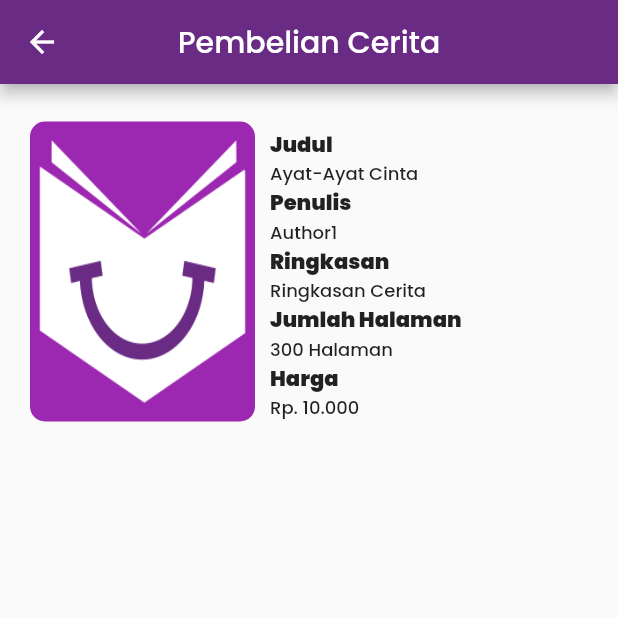
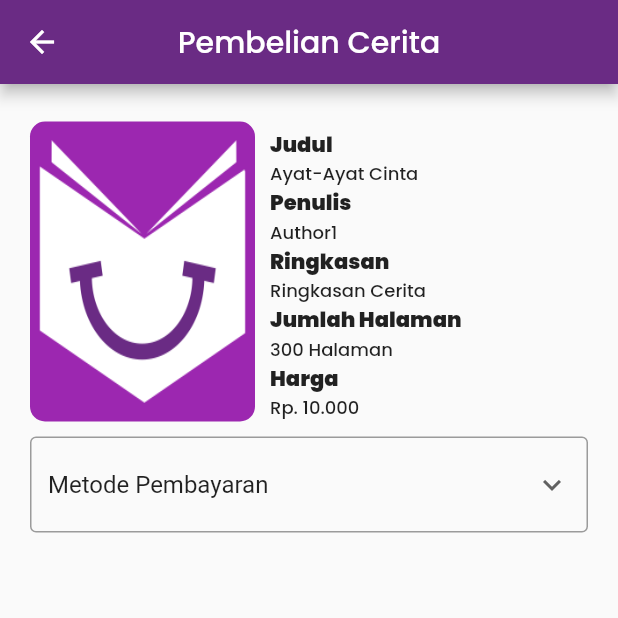
Before and after one commit to whywidodo/finalproject_pmoif20d_wahyu, a Flutter app: the PembelianCerita screen opened directly, on a phone screen of 412 x 824 dp, the top half of it. Run offline on Flutter 3.47's test engine with Material 2 defaults, Android fonts, the phone set to English and light mode, and no system bars; our stand-ins replace awesome_dialog, email_validator, image_picker, share_plus, shared_preferences; missing offline and left inert: need_resume; accounts and stored records are empty; statements that could not run were skipped.

Commit message:
Update PembelianCerita (Dropdown Button)

```diff
--- a/lib/PembelianCerita.dart
+++ b/lib/PembelianCerita.dart
@@ -1,18 +1,23 @@
 import 'package:flutter/material.dart';
 
+List<String> metodePembayaran = [
+  "Metode Pembayaran",
+  "BRI",
+  "BNI",
+  "BCA",
+  "Alfamart"
+];
+String metodeDipilih = "Metode Pembayaran";
+
 class PembelianCerita extends StatefulWidget {
-
   const PembelianCerita({Key? key}) : super(key: key);
   @override
   _PembelianCeritaState createState() => _PembelianCeritaState();
 }
 
-
-
 class _PembelianCeritaState extends State<PembelianCerita> {
   @override
   Widget build(BuildContext context) {
-
     return Scaffold(
       appBar: AppBar(
         centerTitle: true,
@@ -83,12 +88,32 @@
                     ],
                   ),
                 ),
-                Container(
-
-                )
               ],
             ),
-          )
+          ),
+          Container(
+              padding:
+                  const EdgeInsets.only(left: 20, right: 20, top: 5, bottom: 5),
+              child: DropdownButtonFormField(
+                  decoration: const InputDecoration(
+                    fillColor: Colors.white,
+                    focusedBorder: OutlineInputBorder(
+                        borderSide:
+                            BorderSide(color: Color(0xFF6A2B84), width: 1.2)),
+                    border: OutlineInputBorder(
+                        borderSide: BorderSide(color: Color(0xFF6A2B84))),
+                  ),
+                  isDense: true,
+                  itemHeight: null,
+                  hint: const Text("Metode Pembayaran"),
+                  icon: const Icon(Icons.keyboard_arrow_down),
+                  value: metodeDipilih,
+                  items: metodePembayaran.map((String value) {
+                    return DropdownMenuItem(value: value, child: Text(value));
+                  }).toList(),
+                  onChanged: (String? value) {
+                    metodeDipilih = value!;
+                  })),
         ],
       ),
     );
```
